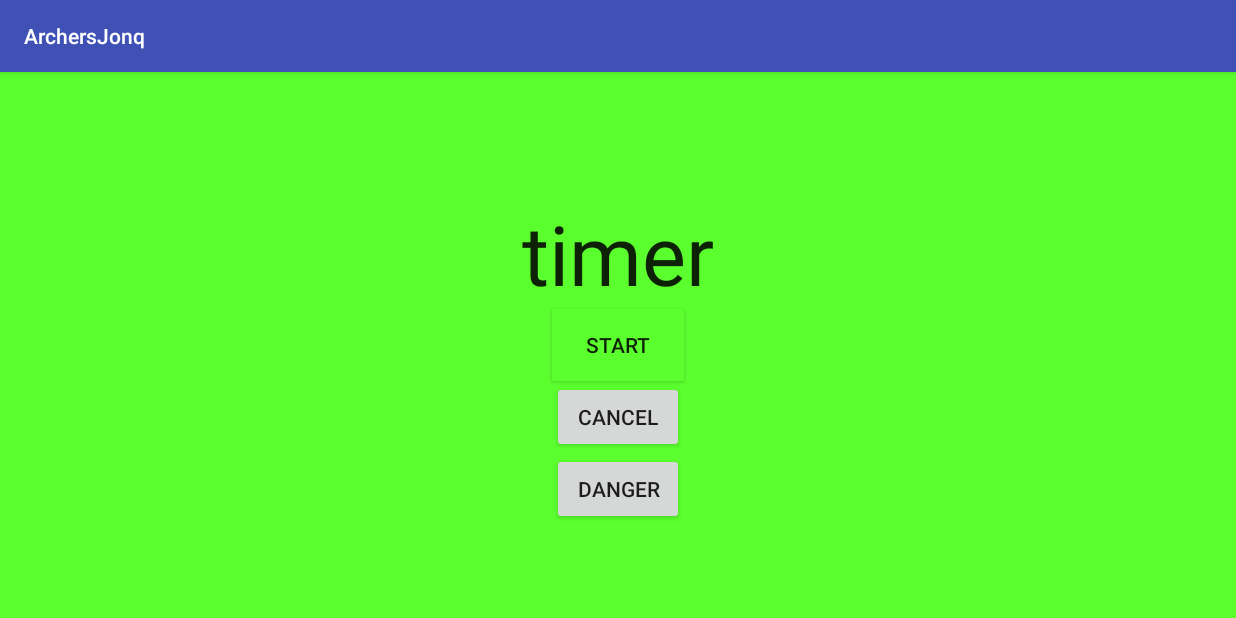
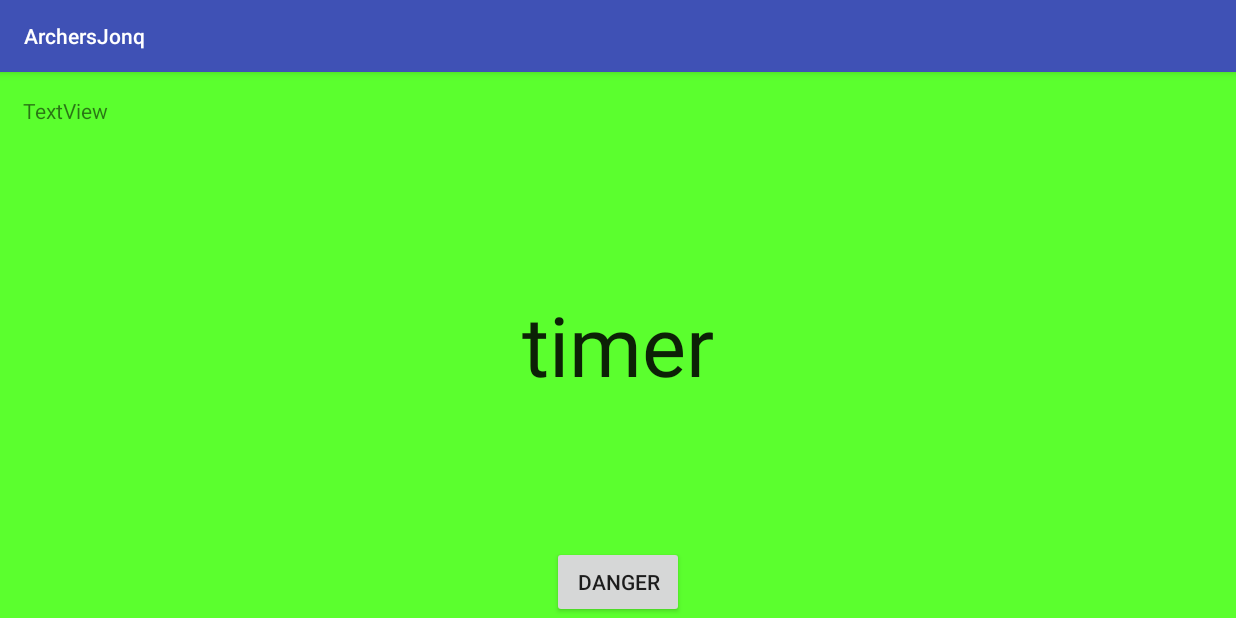
Before and after one commit to DarHa1531212/DarHa_ArchersJonquiere, an Android app: the screen it shows after launch (CompteRebours), after a tap on "DANGER", on a phone screen of 824 x 412 dp (held sideways). Run offline under Robolectric (Android 15) with nearby library versions, the phone set to English and light mode, and no system bars; 4 statements that could not run were skipped.

Commit message:
semaine 8

```diff
--- a/ArchersJonq/app/build.gradle
+++ b/ArchersJonq/app/build.gradle
@@ -2,7 +2,7 @@ apply plugin: 'com.android.application'
 
 android {
     compileSdkVersion 23
-    buildToolsVersion "23.0.3"
+    buildToolsVersion '25.0.0'
 
     defaultConfig {
         applicationId "info.dicj.archersjonq"
--- a/ArchersJonq/app/src/main/java/info/dicj/archersjonq/CompteRebours.java
+++ b/ArchersJonq/app/src/main/java/info/dicj/archersjonq/CompteRebours.java
@@ -10,6 +10,7 @@ import android.util.Log;
 import android.view.View;
 import android.widget.Button;
 import android.widget.TextView;
+import android.widget.Toast;
 
 import com.google.android.gms.appindexing.Action;
 import com.google.android.gms.appindexing.AppIndex;
@@ -17,11 +18,23 @@ import com.google.android.gms.common.api.GoogleApiClient;
 
 public class CompteRebours extends AppCompatActivity {
     private TextView timer;
+    private int CompteDepuis;
+    private View v;
+    private TextView volee;
     private Button debuter;
     private Button arret;
+    /*ptivate string[] prochain["AB", "CD", "CD", "AB"];*/
+    int voleeEnCours = 0;
     private CountDownTimer CountDowntimer;
     private long temps = 120;
-    private Boolean activ = true;
+    private boolean enCours = false;
+    private Boolean Danger = false;
+    String[] prochainGroupeDeTir = {
+            "AB",
+            "CD",
+            "AB",
+            "CD",
+    };
     final ThreadLocal<Runnable> runnable = new ThreadLocal<Runnable>() {
         @Override
         protected Runnable initialValue() {
@@ -29,9 +42,18 @@ public class CompteRebours extends AppCompatActivity {
                 @Override
                 public void run() {
                     Log.d("timer", "timer running");
-                    if (activ == true)
+                    if (enCours == true && Danger == false)
                     temps--;
-
+                    if (temps == 0)
+                    {
+                        ((TextView) findViewById(R.id.Temps)).setText("" + "AB");
+                        enCours = false;
+                        //si le compte à rebours a été initialisé à 10 seconndes, il faut démarrer le compte à rebours de tir
+                        if (CompteDepuis == 10) {
+                            Tirer(v);
+                            return;
+                        }
+                    }
                     if (temps > 0 ) {
 
                         handler.postDelayed(this, 1000);
@@ -42,6 +64,7 @@ public class CompteRebours extends AppCompatActivity {
                     } else {
                         temps = 0;
                         findViewById(R.id.arrierePlan).setBackgroundColor(Color.argb(255, 255, 0, 0));
+                        enCours = false;
                     }
                     ((TextView) findViewById(R.id.Temps)).setText("" + temps);
 
@@ -63,9 +86,9 @@ public class CompteRebours extends AppCompatActivity {
         super.onCreate(savedInstanceState);
         setContentView(R.layout.activity_compte_rebours);
         timer = (TextView) findViewById(R.id.Temps);
-        debuter = (Button) findViewById(R.id.Debut);
+        volee = (TextView) findViewById(R.id.volee);
+
         /*debuter.setOnClickListener(btn);*/
-        arret = (Button) findViewById(R.id.Arret);
 
         /*timer avec hanndler https://www.youtube.com/watch?v=NXT_ULrFLaA*/
         handler = new Handler();
@@ -77,36 +100,93 @@ public class CompteRebours extends AppCompatActivity {
     }
 public void DemarrerTimer(View view1)
 {
-    if (activ == true) {
-        findViewById(R.id.arrierePlan).setBackgroundColor(Color.argb(100,0 , 255, 24));
+  if (enCours == false) {
 
-        Log.d("timer", "timer stating");
-        temps = 35;
-        handler.postDelayed(runnable.get(), 1000);
+     /* détermine si on doit amorcer le compte à rebours pour aller sur la ligne de tir ou démarrer le tir*/
+      if (Danger == false)
+      {
+          if (voleeEnCours % 2 == 0)
+          {
+              AllerSurLigneDeTir(view1);
+          }
+          else{
+              Tirer(view1);
+          }
+      }
+
+
+      enCours = true;
+
+
+      Log.d("timer", "timer stating");
+
+
+      Danger = false;
+
+  }
+
+    else
+  {
+      if (Danger == false)
+      {
+          Log.d ("timer", "fonction d'erret");
+          temps = 0;
+
+
+      }
+
+
     }
-    else
-    {
-        activ = true;
-    }
+
+}
+
+public void AllerSurLigneDeTir(View view1)
+{
+    handler.postDelayed(runnable.get(), 0);
+    temps = 11;
+    CompteDepuis = 10;
+
+    findViewById(R.id.arrierePlan).setBackgroundColor(Color.argb(255, 255, 0, 0));
+    changeVolee(view1);
+
+    Toast.makeText(getApplicationContext(), "fin de la preparation du tir", Toast.LENGTH_LONG).show();
+
+
+
+}
+
+public void Tirer(View view1)
+{
+    enCours = true;
+    handler.postDelayed(runnable.get(), 0);
+    temps = 121;
+    CompteDepuis = 120;
+    findViewById(R.id.arrierePlan).setBackgroundColor(Color.argb(100, 0, 255, 24));
+    changeVolee(view1);
 
 }
 
     public void interrompreTimer(View view1)
     {
-        activ = false;
+        enCours = false;
+        Danger = true;
+
     }
     public void terminerTimer (View view1){
-       Log.d ("timer", "fonction d'erret");
+       Log.d ("timer", "fonction d'arret");
         temps = 0;
     }
 
-    public void start() {
+    public void start(View v) {
         timer.setText("30");
         countDownTimer:
         new CountDownTimer(30000, 1000) {
             @Override
             public void onTick(long millisUntilFinished) {
                 timer.setText("" + millisUntilFinished / 1000);
+
+
+                Toast.makeText(getApplicationContext(), "fin de la preparation du tir", Toast.LENGTH_LONG).show();
             }
 
             @Override
@@ -116,6 +196,14 @@ public void DemarrerTimer(View view1)
         };
 
     }
+
+    public void changeVolee(View view1)
+    {
+        voleeEnCours++;
+        volee.setText("" + Math.ceil(voleeEnCours/2));
+
+    }
+
 
     @Override
     public void onStart() {
--- a/ArchersJonq/app/src/main/res/layout/activity_compte_rebours.xml
+++ b/ArchersJonq/app/src/main/res/layout/activity_compte_rebours.xml
@@ -15,31 +15,10 @@
         android:layout_height="wrap_content"
         android:text="DANGER"
         android:id="@+id/button"
-        android:layout_below="@+id/Arret"
-        android:layout_centerHorizontal="true"
         android:onClick="interrompreTimer"
-        android:layout_centerInParent="true"/>
-    <Button
-        android:layout_width="wrap_content"
-        android:layout_height="wrap_content"
-        android:text="cancel"
-        android:id="@+id/Arret"
-        android:layout_below="@+id/Debut"
-        android:layout_centerHorizontal="true"
-        android:onClick="terminerTimer"
-        android:layout_centerInParent="true"/>
+        android:layout_alignParentBottom="true"
+        android:layout_centerHorizontal="true" />
 
-
-    <Button
-        android:layout_width="wrap_content"
-        android:layout_height="wrap_content"
-        android:text="Start"
-        android:background="#5BFF2E"
-        android:id="@+id/Debut"
-        android:layout_centerVertical="true"
-        android:layout_centerHorizontal="true"
-        android:onClick="DemarrerTimer"
-        />
 
     <TextView
         android:layout_width="wrap_content"
@@ -48,11 +27,21 @@
         android:id="@+id/Temps"
         android:fontFamily="sans-serif"
         android:onClick="start"
-        android:layout_above="@+id/Debut"
-        android:layout_centerHorizontal="true"
-        style="@style/texteBlanc"/>
+        style="@style/texteBlanc"
+        android:layout_centerVertical="true"
+        android:layout_centerHorizontal="true" />
 
-
+    <TextView
+        android:layout_width="wrap_content"
+        android:layout_height="wrap_content"
+        android:layout_alignParentLeft="true"
+        android:layout_alignParentStart="true"
+        android:layout_alignParentTop="true"
+        android:layout_marginLeft="15dp"
+        android:layout_marginStart="15dp"
+        android:layout_marginTop="16dp"
+        android:text="TextView"
+        android:id="@+id/volee"/>
 
 
 </RelativeLayout>
--- /dev/null
+++ b/ArchersJonq/app/src/main/res/layout/entrevolees.xml
@@ -0,0 +1,6 @@
+<?xml version="1.0" encoding="utf-8"?>
+<LinearLayout xmlns:android="http://schemas.android.com/apk/res/android"
+    android:orientation="vertical" android:layout_width="match_parent"
+    android:layout_height="match_parent">
+
+</LinearLayout>
--- a/ArchersJonq/build.gradle
+++ b/ArchersJonq/build.gradle
@@ -5,7 +5,7 @@ buildscript {
         jcenter()
     }
     dependencies {
-        classpath 'com.android.tools.build:gradle:2.1.0'
+        classpath 'com.android.tools.build:gradle:2.3.0'
 
         // NOTE: Do not place your application dependencies here; they belong
         // in the individual module build.gradle files
```
Also changed, not shown: ArchersJonq/gradle/wrapper/gradle-wrapper.properties, 1 other file.
